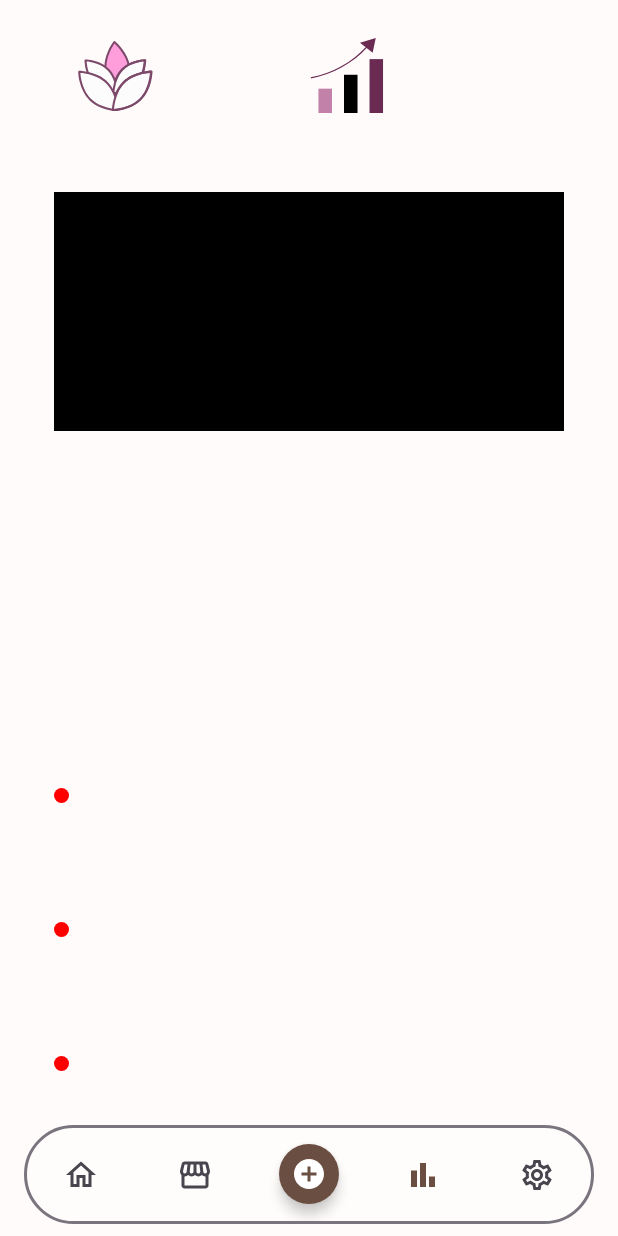
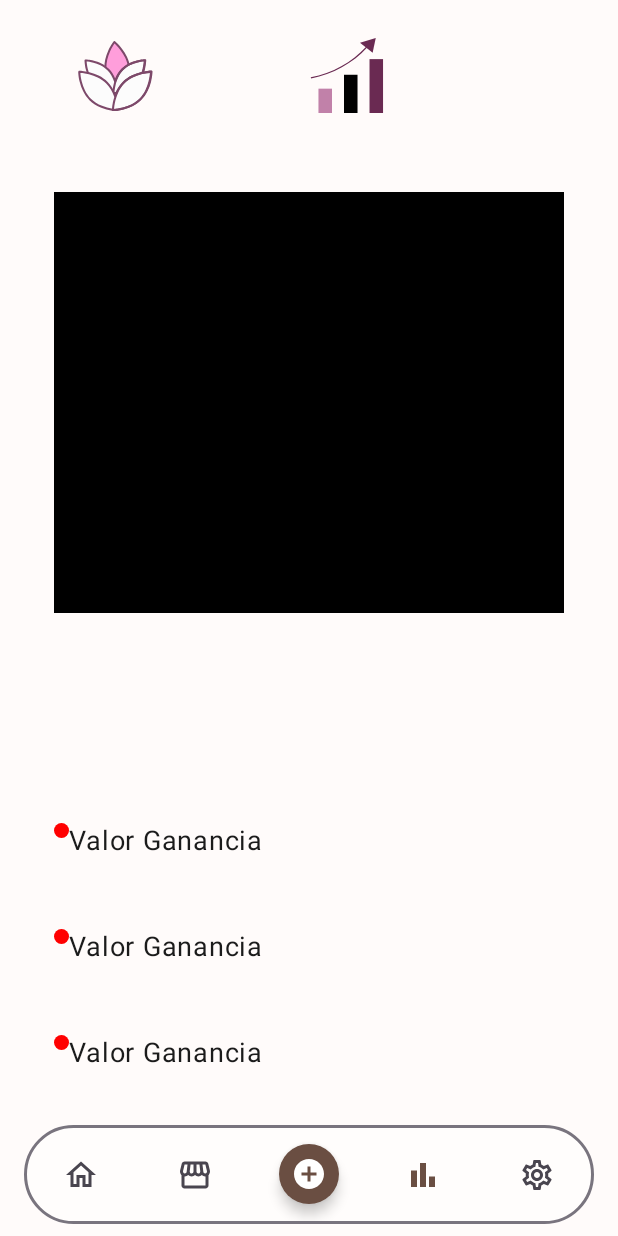
Before and after one commit to adrencina/YoShop, an Android app built with Jetpack Compose: the BalanceScreen screen opened through its navigation route, on a phone screen of 412 x 824 dp. Run offline under Robolectric (Android 15) with nearby library versions, the phone set to English and light mode, and no system bars; our stand-ins replace Dagger/Hilt's generated code, Firebase (no records; nobody signed in at launch, a user with empty details on screens opened directly).

Commit message:
se hicieron algunos arreglos en el diseño de balance

```diff
--- a/app/src/main/java/com/example/claraterra/ui/screen/balance/BalanceScreen.kt
+++ b/app/src/main/java/com/example/claraterra/ui/screen/balance/BalanceScreen.kt
@@ -7,6 +7,8 @@ import androidx.compose.foundation.layout.*
 import androidx.compose.foundation.shape.RoundedCornerShape
 import androidx.compose.material3.*
 import androidx.compose.runtime.Composable
+import androidx.compose.runtime.mutableStateOf
+import androidx.compose.runtime.remember
 import androidx.compose.ui.*
 import androidx.compose.ui.Alignment
 import androidx.compose.ui.draw.clip
@@ -14,6 +16,7 @@ import androidx.compose.ui.graphics.Color
 import androidx.compose.ui.layout.VerticalAlignmentLine
 import androidx.compose.ui.res.painterResource
 import androidx.compose.ui.unit.dp
+import androidx.compose.ui.unit.sp
 import androidx.navigation.NavController
 import com.example.claraterra.R
 import com.example.claraterra.ui.component.BottomNavigationBar
@@ -25,6 +28,8 @@ fun BalanceScreen(
     navController: NavController,
     modifier: Modifier = Modifier
 ) {
+    val textRevenue = remember { mutableStateOf("Valor Ganancia") }
+
     Scaffold(
         modifier = modifier,
         topBar = {
@@ -65,7 +70,7 @@ fun BalanceScreen(
             ) {
                 Box(modifier = Modifier
                     .fillMaxWidth()
-                    .weight(1f)
+                    .weight(3f)
                     .background(Color.Black))
 
                 Spacer(modifier = Modifier.weight(1.5f))
@@ -76,9 +81,10 @@ fun BalanceScreen(
                         .clip(RoundedCornerShape(10.dp))
                         .background(color = Color.Red)
                     )
-
-
-
+                    Text(
+                        text = textRevenue.value,
+                        fontSize = 18.sp
+                    )
 
                 }
 
@@ -90,6 +96,10 @@ fun BalanceScreen(
                         .clip(RoundedCornerShape(10.dp))
                         .background(color = Color.Red)
                     )
+                    Text(
+                        text = textRevenue.value,
+                        fontSize = 18.sp
+                    )
                 }
 
                 Spacer(modifier = Modifier.weight(0.5f))
@@ -100,6 +110,10 @@ fun BalanceScreen(
                         .clip(RoundedCornerShape(10.dp))
                         .background(color = Color.Red)
                     )
+                    Text(
+                        text = textRevenue.value,
+                        fontSize = 18.sp
+                    )
                 }
 
 
--- a/gradle/libs.versions.toml
+++ b/gradle/libs.versions.toml
@@ -1,5 +1,5 @@
 [versions]
-agp = "8.10.0"
+agp = "8.10.1"
 kotlin = "2.0.21"
 
 # AndroidX
```
